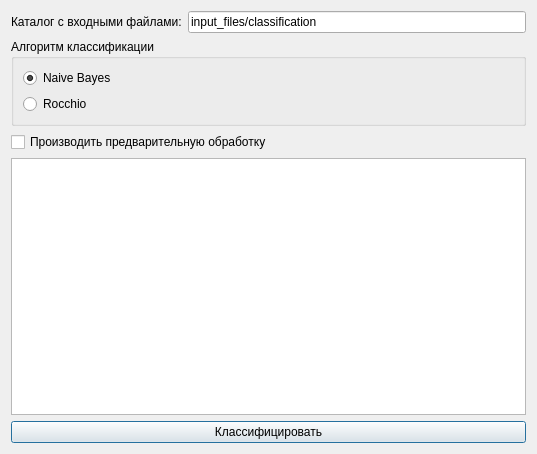
AndreyTulyakov/TextStageProcessor, file sources/DialogConfigClassification.ui: the form before one commit.
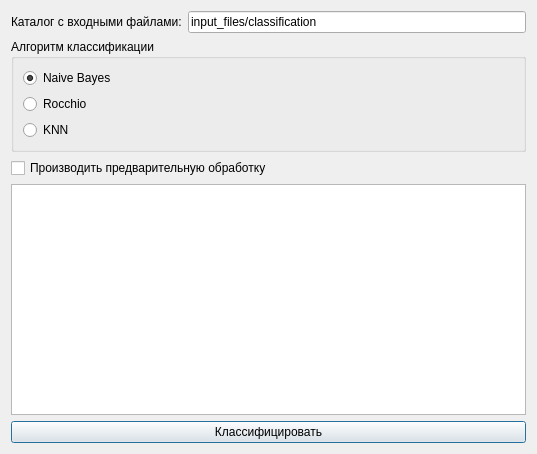
The form after the commit.

```diff
--- a/sources/DialogConfigClassification.ui
+++ b/sources/DialogConfigClassification.ui
@@ -55,6 +55,13 @@
         </property>
        </widget>
       </item>
+      <item>
+       <widget class="QRadioButton" name="radioButtonKNN">
+        <property name="text">
+         <string>KNN</string>
+        </property>
+       </widget>
+      </item>
      </layout>
     </widget>
    </item>
```
